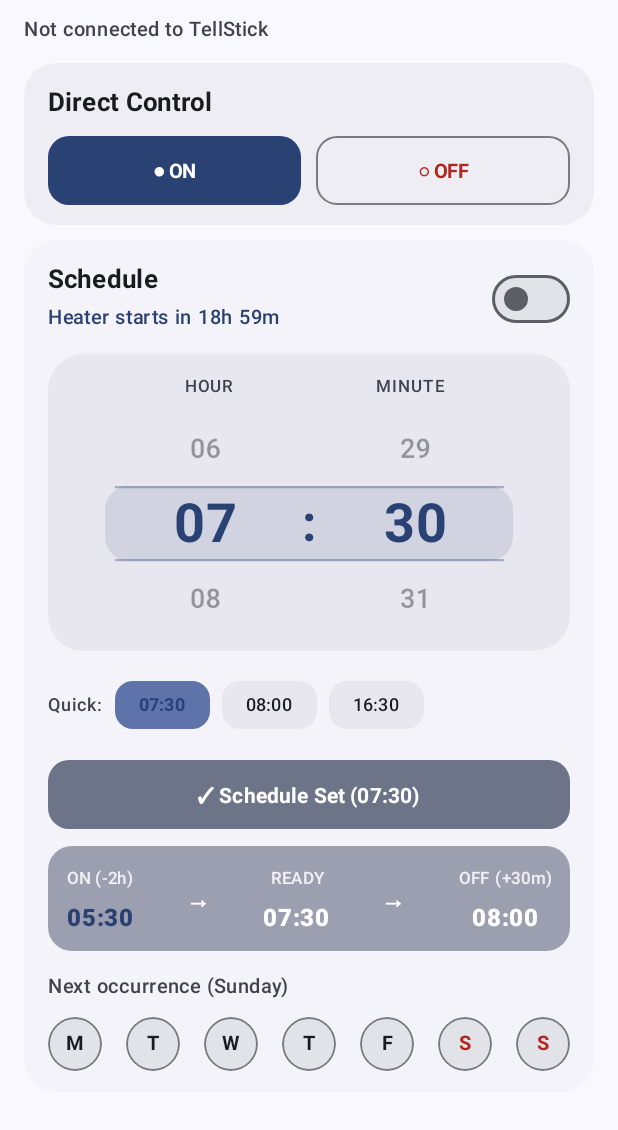
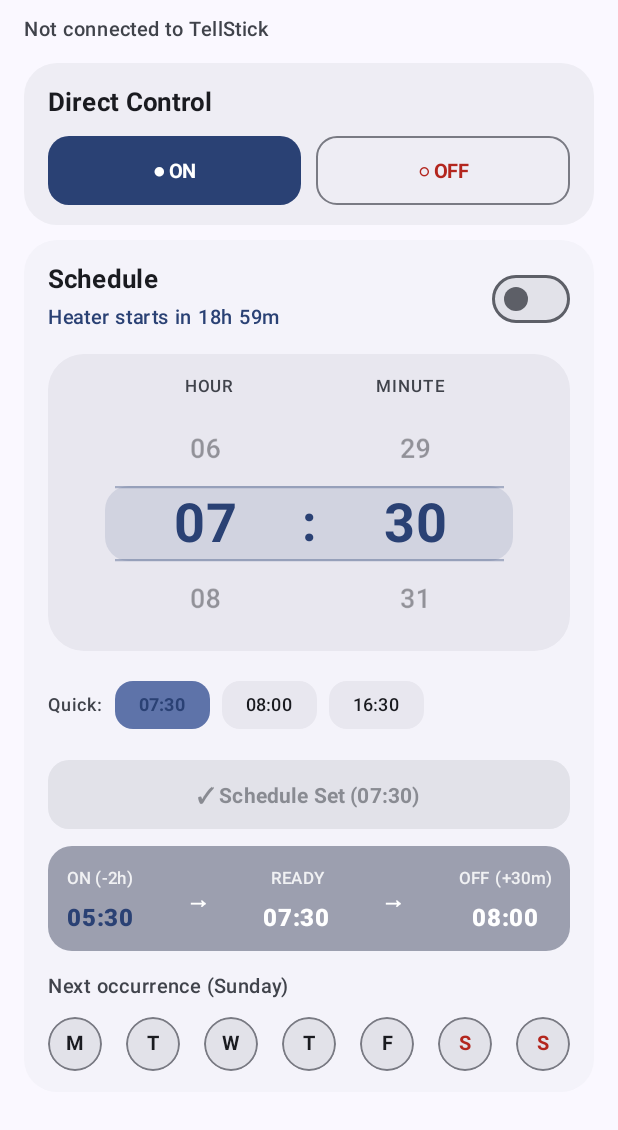
Before and after one commit to davidsandberg/defrostify, an Android app built with Jetpack Compose: the screen it shows after launch (MainActivity), on a phone screen of 412 x 824 dp, the part 90-1220 px from its top. Run offline under Robolectric (Android 15) with nearby library versions, the phone set to English and light mode, and no system bars; our stand-ins replace Navigation 3.

Commit message:
Fix wheel synchronization from Telldus and disable Set Time button when time is unchanged

```diff
--- a/app/src/main/java/com/example/carheater/ui/components/SamsungWheelTimePicker.kt
+++ b/app/src/main/java/com/example/carheater/ui/components/SamsungWheelTimePicker.kt
@@ -199,11 +199,13 @@ private fun CircularNumberWheel(
 
   var lastHapticValue by remember { mutableIntStateOf(value) }
   val currentOnValueChange by rememberUpdatedState(onValueChange)
+  var isProgrammaticScroll by remember { androidx.compose.runtime.mutableStateOf(false) }
 
   LaunchedEffect(listState) {
     snapshotFlow { centerIndex }
       .distinctUntilChanged()
       .collect { idx ->
+        if (!isProgrammaticScroll && listState.isScrollInProgress) {
           val selectedVal = ((idx % rangeSize) + rangeSize) % rangeSize
           if (selectedVal != lastHapticValue) {
             lastHapticValue = selectedVal
@@ -212,15 +214,19 @@ private fun CircularNumberWheel(
           }
         }
       }
+  }
 
-  LaunchedEffect(value, listState.isScrollInProgress) {
-    if (!listState.isScrollInProgress) {
+  LaunchedEffect(value) {
     val currentSelected = ((centerIndex % rangeSize) + rangeSize) % rangeSize
-      if (currentSelected != value) {
+    if (currentSelected != value && !listState.isScrollInProgress) {
+      isProgrammaticScroll = true
+      try {
         lastHapticValue = value
         val currentBase = centerIndex - currentSelected
         val targetCenterIndex = currentBase + value
-        listState.animateScrollToItem((targetCenterIndex - 1).coerceAtLeast(0))
+        listState.scrollToItem((targetCenterIndex - 1).coerceAtLeast(0))
+      } finally {
+        isProgrammaticScroll = false
       }
     }
   }
--- a/app/src/main/java/com/example/carheater/ui/main/MainScreen.kt
+++ b/app/src/main/java/com/example/carheater/ui/main/MainScreen.kt
@@ -494,15 +494,17 @@ private fun ScheduleConfigurationCard(
         }
       }
 
-      // "Set Time" / Commit button
+      // "Set Time" / Commit button (disabled & greyed out when time hasn't been changed)
       Button(
         onClick = onCommitScheduleTime,
-        enabled = !state.isSyncingSchedule,
+        enabled = isTimeModified && !state.isSyncingSchedule,
         shape = RoundedCornerShape(14.dp),
         modifier = Modifier.fillMaxWidth().height(46.dp),
         colors = ButtonDefaults.buttonColors(
-          containerColor = if (isTimeModified) MaterialTheme.colorScheme.primary else MaterialTheme.colorScheme.secondaryContainer,
-          contentColor = if (isTimeModified) MaterialTheme.colorScheme.onPrimary else MaterialTheme.colorScheme.onSecondaryContainer,
+          containerColor = MaterialTheme.colorScheme.primary,
+          contentColor = MaterialTheme.colorScheme.onPrimary,
+          disabledContainerColor = MaterialTheme.colorScheme.surfaceContainerHighest,
+          disabledContentColor = MaterialTheme.colorScheme.onSurfaceVariant.copy(alpha = 0.55f),
         ),
       ) {
         val btnLabel = if (isTimeModified) {
```
Lines whose indentation alone changed are shown as unchanged.
